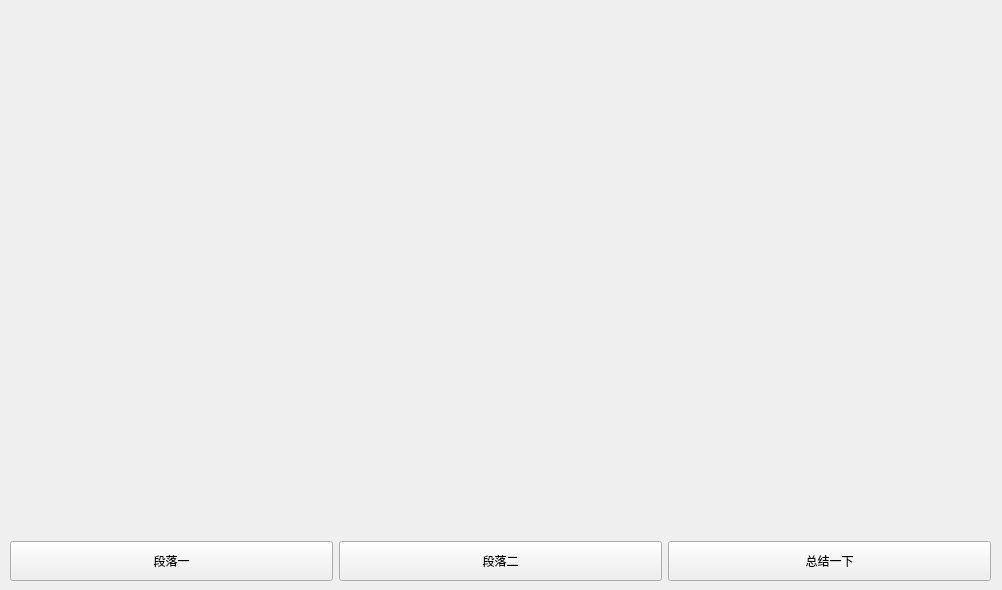
Qt form UI/wechat_main.ui (MrXnneHang/QT-Designer-Explore) before a commit.
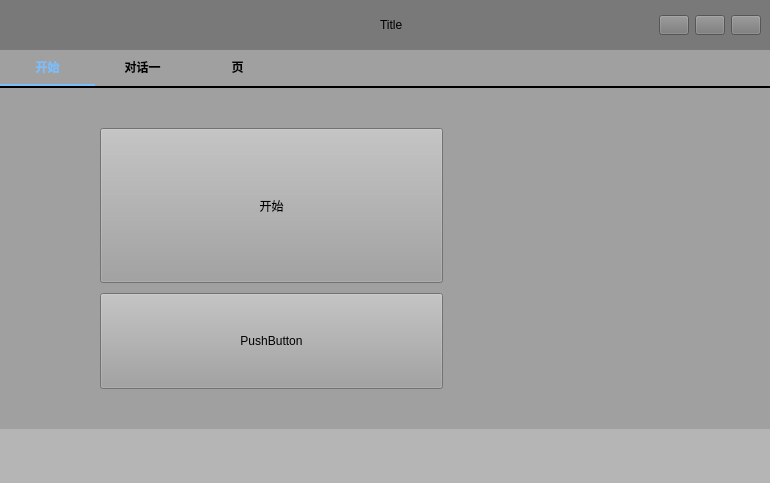
The same form after that commit.

Commit message: 使用弹性界面

Patch:
```diff
--- a/UI/wechat_main.ui
+++ b/UI/wechat_main.ui
@@ -6,78 +6,401 @@
    <rect>
     <x>0</x>
     <y>0</y>
-    <width>1002</width>
-    <height>590</height>
+    <width>770</width>
+    <height>483</height>
    </rect>
   </property>
   <property name="windowTitle">
    <string>Form</string>
   </property>
-  <widget class="QWidget" name="">
-   <property name="geometry">
-    <rect>
-     <x>10</x>
-     <y>0</y>
-     <width>981</width>
-     <height>581</height>
-    </rect>
+  <layout class="QVBoxLayout" name="verticalLayout" stretch="1,0">
+   <property name="spacing">
+    <number>0</number>
    </property>
-   <layout class="QVBoxLayout" name="verticalLayout_2" stretch="10,1">
-    <property name="spacing">
-     <number>6</number>
-    </property>
-    <item>
-     <layout class="QVBoxLayout" name="message_layout">
+   <property name="leftMargin">
+    <number>0</number>
+   </property>
+   <property name="topMargin">
+    <number>0</number>
+   </property>
+   <property name="rightMargin">
+    <number>0</number>
+   </property>
+   <property name="bottomMargin">
+    <number>0</number>
+   </property>
+   <item>
+    <widget class="QWidget" name="menu_wid" native="true">
+     <property name="maximumSize">
+      <size>
+       <width>16777215</width>
+       <height>50</height>
+      </size>
+     </property>
+     <property name="styleSheet">
+      <string notr="true">background-color: rgb(121, 121, 121);</string>
+     </property>
+     <layout class="QHBoxLayout" name="horizontalLayout">
       <item>
-       <widget class="QWidget" name="message_placeholder" native="true"/>
+       <spacer name="horizontalSpacer">
+        <property name="orientation">
+         <enum>Qt::Horizontal</enum>
+        </property>
+        <property name="sizeType">
+         <enum>QSizePolicy::Maximum</enum>
+        </property>
+        <property name="sizeHint" stdset="0">
+         <size>
+          <width>550</width>
+          <height>20</height>
+         </size>
+        </property>
+       </spacer>
       </item>
-     </layout>
-    </item>
-    <item>
-     <layout class="QHBoxLayout" name="input_layout" stretch="0,0,0">
       <item>
-       <widget class="QPushButton" name="pushButton_3">
-        <property name="minimumSize">
+       <widget class="QLabel" name="label">
+        <property name="styleSheet">
+         <string notr="true">font: 12pt &quot;Arial&quot;;</string>
+        </property>
+        <property name="text">
+         <string>Title</string>
+        </property>
+       </widget>
+      </item>
+      <item>
+       <spacer name="horizontalSpacer_2">
+        <property name="orientation">
+         <enum>Qt::Horizontal</enum>
+        </property>
+        <property name="sizeType">
+         <enum>QSizePolicy::Minimum</enum>
+        </property>
+        <property name="sizeHint" stdset="0">
          <size>
-          <width>0</width>
-          <height>40</height>
+          <width>250</width>
+          <height>20</height>
          </size>
         </property>
+       </spacer>
+      </item>
+      <item>
+       <widget class="QPushButton" name="pushButton">
+        <property name="maximumSize">
+         <size>
+          <width>30</width>
+          <height>20</height>
+         </size>
+        </property>
         <property name="text">
-         <string>段落一</string>
+         <string/>
         </property>
        </widget>
       </item>
       <item>
        <widget class="QPushButton" name="pushButton_2">
-        <property name="minimumSize">
+        <property name="maximumSize">
          <size>
-          <width>0</width>
-          <height>40</height>
+          <width>30</width>
+          <height>20</height>
          </size>
         </property>
         <property name="text">
-         <string>段落二</string>
+         <string/>
         </property>
        </widget>
       </item>
       <item>
-       <widget class="QPushButton" name="pushButton_1">
-        <property name="minimumSize">
+       <widget class="QPushButton" name="pushButton_3">
+        <property name="maximumSize">
          <size>
-          <width>0</width>
-          <height>40</height>
+          <width>30</width>
+          <height>20</height>
          </size>
         </property>
         <property name="text">
-         <string>总结一下</string>
+         <string/>
         </property>
        </widget>
       </item>
      </layout>
-    </item>
-   </layout>
-  </widget>
+    </widget>
+   </item>
+   <item>
+    <widget class="QWidget" name="body_wid" native="true">
+     <property name="styleSheet">
+      <string notr="true">background-color: rgb(160,160,160);</string>
+     </property>
+     <layout class="QVBoxLayout" name="verticalLayout_2" stretch="7,1">
+      <property name="spacing">
+       <number>0</number>
+      </property>
+      <property name="leftMargin">
+       <number>0</number>
+      </property>
+      <property name="topMargin">
+       <number>0</number>
+      </property>
+      <property name="rightMargin">
+       <number>0</number>
+      </property>
+      <property name="bottomMargin">
+       <number>0</number>
+      </property>
+      <item>
+       <widget class="QTabWidget" name="TabWidget">
+        <property name="whatsThis">
+         <string>&lt;html&gt;&lt;head/&gt;&lt;body&gt;&lt;p&gt;对话一&lt;/p&gt;&lt;/body&gt;&lt;/html&gt;</string>
+        </property>
+        <property name="styleSheet">
+         <string notr="true">QTabWidget::pane {
+    border-top: 2px solid rgba(0, 0, 0, 1); /* 黑色 */
+}
+
+QTabBar::tab {
+    font-family: &quot;Microsoft YaHei&quot;;
+    font-size: 12px;
+    font-weight: 500;
+    padding: 10px 25px; /* 增加内边距 */
+    border-bottom: none;
+	min-width: 45px;
+   
+}
+
+QTabBar::tab:selected {
+    color: rgba(123,190,254, 1); /* 淡蓝色 */
+    border-bottom: 2px solid rgba(123,190,254, 1); /* 淡蓝色 */
+}
+
+QTabBar::tab:!selected {
+    margin-bottom: 2px;
+}
+</string>
+        </property>
+        <property name="currentIndex">
+         <number>0</number>
+        </property>
+        <widget class="QWidget" name="tab_1">
+         <attribute name="title">
+          <string>开始</string>
+         </attribute>
+         <layout class="QHBoxLayout" name="horizontalLayout_2" stretch="3,2">
+          <property name="spacing">
+           <number>15</number>
+          </property>
+          <property name="leftMargin">
+           <number>50</number>
+          </property>
+          <property name="topMargin">
+           <number>20</number>
+          </property>
+          <property name="rightMargin">
+           <number>50</number>
+          </property>
+          <property name="bottomMargin">
+           <number>20</number>
+          </property>
+          <item>
+           <widget class="QWidget" name="widget_4" native="true">
+            <layout class="QVBoxLayout" name="verticalLayout_3" stretch="3,2">
+             <property name="spacing">
+              <number>10</number>
+             </property>
+             <property name="leftMargin">
+              <number>0</number>
+             </property>
+             <property name="topMargin">
+              <number>0</number>
+             </property>
+             <property name="rightMargin">
+              <number>0</number>
+             </property>
+             <property name="bottomMargin">
+              <number>0</number>
+             </property>
+             <item>
+              <widget class="QWidget" name="widget_6" native="true">
+               <layout class="QHBoxLayout" name="horizontalLayout_4">
+                <property name="spacing">
+                 <number>0</number>
+                </property>
+                <property name="leftMargin">
+                 <number>0</number>
+                </property>
+                <property name="topMargin">
+                 <number>20</number>
+                </property>
+                <property name="rightMargin">
+                 <number>0</number>
+                </property>
+                <property name="bottomMargin">
+                 <number>0</number>
+                </property>
+                <item>
+                 <spacer name="horizontalSpacer_3">
+                  <property name="orientation">
+                   <enum>Qt::Horizontal</enum>
+                  </property>
+                  <property name="sizeType">
+                   <enum>QSizePolicy::Maximum</enum>
+                  </property>
+                  <property name="sizeHint" stdset="0">
+                   <size>
+                    <width>50</width>
+                    <height>10</height>
+                   </size>
+                  </property>
+                 </spacer>
+                </item>
+                <item>
+                 <widget class="QPushButton" name="pushButton_4">
+                  <property name="maximumSize">
+                   <size>
+                    <width>16777215</width>
+                    <height>600</height>
+                   </size>
+                  </property>
+                  <property name="text">
+                   <string>开始</string>
+                  </property>
+                 </widget>
+                </item>
+               </layout>
+              </widget>
+             </item>
+             <item>
+              <widget class="QWidget" name="widget_7" native="true">
+               <layout class="QHBoxLayout" name="horizontalLayout_5">
+                <property name="spacing">
+                 <number>0</number>
+                </property>
+                <property name="leftMargin">
+                 <number>0</number>
+                </property>
+                <property name="topMargin">
+                 <number>0</number>
+                </property>
+                <property name="rightMargin">
+                 <number>0</number>
+                </property>
+                <property name="bottomMargin">
+                 <number>20</number>
+                </property>
+                <item>
+                 <spacer name="horizontalSpacer_4">
+                  <property name="orientation">
+                   <enum>Qt::Horizontal</enum>
+                  </property>
+                  <property name="sizeType">
+                   <enum>QSizePolicy::Maximum</enum>
+                  </property>
+                  <property name="sizeHint" stdset="0">
+                   <size>
+                    <width>50</width>
+                    <height>10</height>
+                   </size>
+                  </property>
+                 </spacer>
+                </item>
+                <item>
+                 <widget class="QPushButton" name="pushButton_5">
+                  <property name="maximumSize">
+                   <size>
+                    <width>16777215</width>
+                    <height>450</height>
+                   </size>
+                  </property>
+                  <property name="text">
+                   <string>PushButton</string>
+                  </property>
+                 </widget>
+                </item>
+               </layout>
+              </widget>
+             </item>
+            </layout>
+           </widget>
+          </item>
+          <item>
+           <widget class="QWidget" name="widget_5" native="true"/>
+          </item>
+         </layout>
+        </widget>
+        <widget class="QWidget" name="tab_2">
+         <attribute name="title">
+          <string>对话一</string>
+         </attribute>
+         <layout class="QHBoxLayout" name="horizontalLayout_3" stretch="3,2">
+          <property name="spacing">
+           <number>0</number>
+          </property>
+          <property name="leftMargin">
+           <number>0</number>
+          </property>
+          <property name="topMargin">
+           <number>0</number>
+          </property>
+          <property name="rightMargin">
+           <number>0</number>
+          </property>
+          <property name="bottomMargin">
+           <number>0</number>
+          </property>
+          <item>
+           <widget class="QWidget" name="message_layout" native="true">
+            <layout class="QHBoxLayout" name="horizontalLayout_6" stretch="1,5">
+             <property name="spacing">
+              <number>0</number>
+             </property>
+             <property name="leftMargin">
+              <number>0</number>
+             </property>
+             <property name="topMargin">
+              <number>0</number>
+             </property>
+             <property name="rightMargin">
+              <number>0</number>
+             </property>
+             <property name="bottomMargin">
+              <number>0</number>
+             </property>
+             <item>
+              <widget class="QWidget" name="model_select" native="true"/>
+             </item>
+             <item>
+              <widget class="QWidget" name="message_placeholder" native="true"/>
+             </item>
+            </layout>
+           </widget>
+          </item>
+          <item>
+           <widget class="QWidget" name="widget_3" native="true"/>
+          </item>
+         </layout>
+        </widget>
+        <widget class="QWidget" name="tab">
+         <attribute name="title">
+          <string>页</string>
+         </attribute>
+        </widget>
+       </widget>
+      </item>
+      <item>
+       <widget class="QWidget" name="widget" native="true">
+        <property name="maximumSize">
+         <size>
+          <width>16777215</width>
+          <height>250</height>
+         </size>
+        </property>
+        <property name="styleSheet">
+         <string notr="true">background-color: rgb(181, 181, 181);</string>
+        </property>
+       </widget>
+      </item>
+     </layout>
+    </widget>
+   </item>
+  </layout>
  </widget>
  <resources/>
  <connections/>
```
The commit also changes 2 other files.
